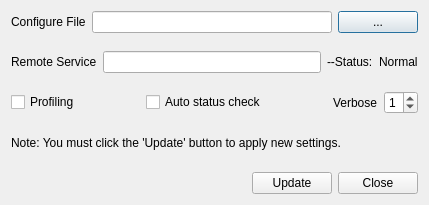
Before: the Qt Designer form neurolabi/gui/dialogs/flyemsettingdialog.ui in janelia-flyem/NeuTu, drawn with Qt 5.
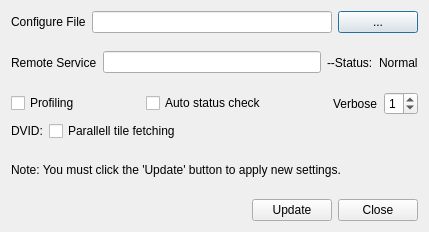
After: the same form once the commit is applied.

Commit message: add option of parallel tile fetching

What changed in the file:
```diff
--- a/neurolabi/gui/dialogs/flyemsettingdialog.ui
+++ b/neurolabi/gui/dialogs/flyemsettingdialog.ui
@@ -7,7 +7,7 @@
     <x>0</x>
     <y>0</y>
     <width>429</width>
-    <height>205</height>
+    <height>232</height>
    </rect>
   </property>
   <property name="windowTitle">
@@ -138,6 +138,37 @@
      </item>
     </layout>
    </item>
+   <item>
+    <layout class="QHBoxLayout" name="horizontalLayout_6">
+     <item>
+      <widget class="QLabel" name="label_6">
+       <property name="text">
+        <string>DVID:</string>
+       </property>
+      </widget>
+     </item>
+     <item>
+      <widget class="QCheckBox" name="parallelTileCheckBox">
+       <property name="text">
+        <string>Parallell tile fetching</string>
+       </property>
+      </widget>
+     </item>
+     <item>
+      <spacer name="horizontalSpacer_4">
+       <property name="orientation">
+        <enum>Qt::Horizontal</enum>
+       </property>
+       <property name="sizeHint" stdset="0">
+        <size>
+         <width>40</width>
+         <height>20</height>
+        </size>
+       </property>
+      </spacer>
+     </item>
+    </layout>
+   </item>
    <item>
     <widget class="QLabel" name="label_5">
      <property name="text">
```
The commit also changes 5 other files.
